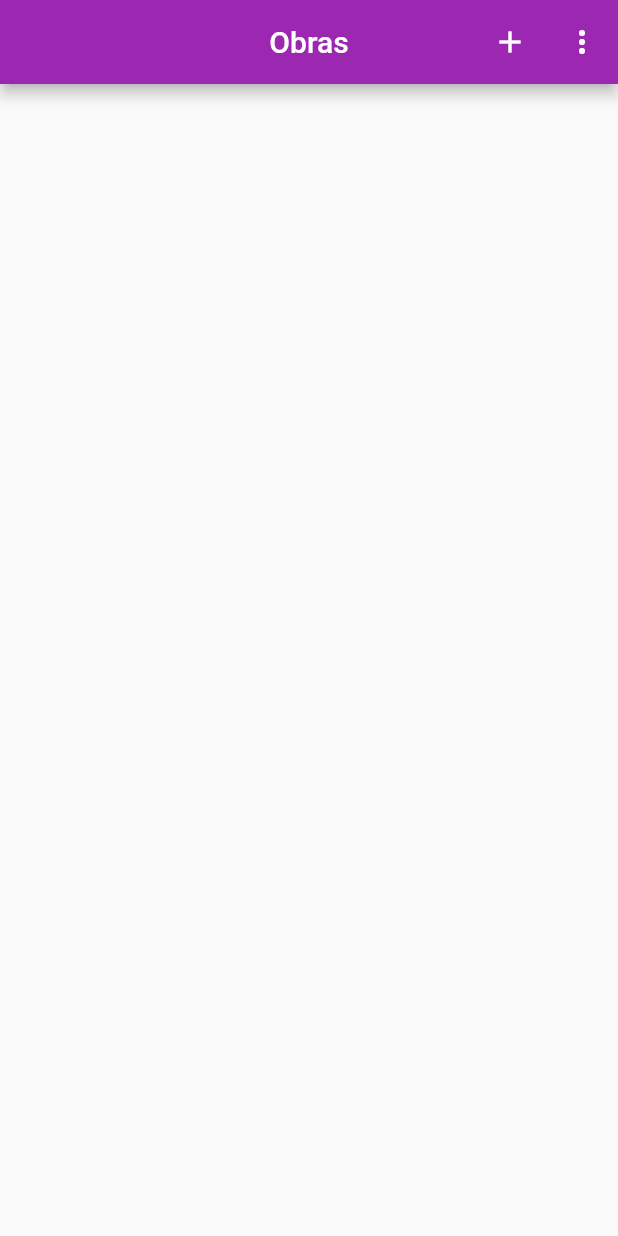
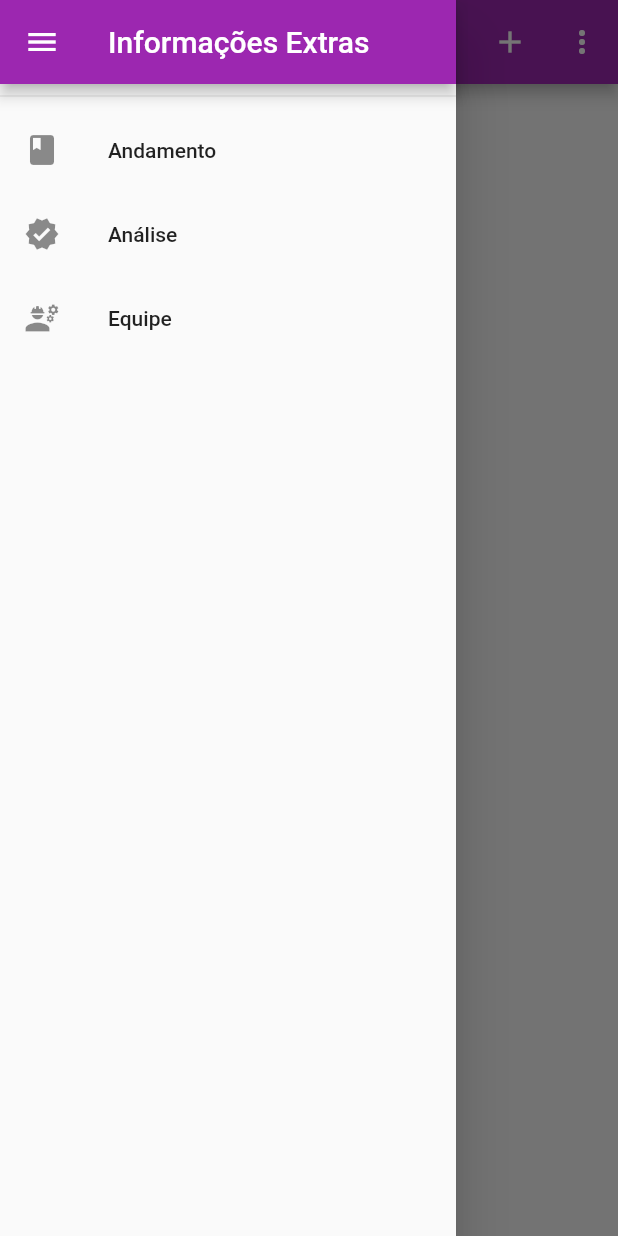
Before and after one commit to JapaProgramadora/quality_control, a Flutter app: the screen it shows after launch, with the side drawer open (before the commit the screen has no drawer), on a phone screen of 412 x 824 dp. Run offline on Flutter 3.47's test engine with Material 2 defaults, Android fonts, the phone set to English and light mode, and no system bars; our stand-ins replace connectivity_plus, shared_preferences, sqflite; accounts and stored records are empty; network calls fail.

Commit message:
versão alpha - 1.3

```diff
--- /dev/null
+++ b/lib/components/app_drawer.dart
@@ -0,0 +1,40 @@
+import 'package:flutter/material.dart';
+
+import '../utils/app_routes.dart';
+
+class AppDrawer extends StatelessWidget {
+
+  const AppDrawer({ Key? key}) : super(key: key);
+
+  @override
+  Widget build(BuildContext context) {
+
+    return Drawer(
+      child: Column(
+        children: [
+          AppBar(
+            title: Text('Informações Extras'),
+          ),
+          const Divider(),
+          ListTile(
+            leading: const Icon(Icons.book_rounded),
+            title: const Text('Andamento'),
+            onTap: () {},
+          ),
+          ListTile(
+            leading: const Icon(Icons.verified),
+            title: const Text('Análise'),
+            onTap: () {},
+          ),
+          ListTile(
+            leading: const Icon(Icons.engineering),
+            title: const Text('Equipe'),
+            onTap: () {
+              Navigator.of(context).pushNamed(AppRoutes.TEAM_FORM);
+            },
+          ),
+        ],
+      ),
+    );
+  }
+}
--- a/lib/components/method_grid.dart
+++ b/lib/components/method_grid.dart
@@ -4,6 +4,7 @@ import '../models/method_list.dart';
 import 'package:flutter/material.dart';
 import 'package:provider/provider.dart';
 
+import '../models/team.dart';
 import 'method_item.dart';
 
 class MethodGrid extends StatefulWidget {
--- a/lib/main.dart
+++ b/lib/main.dart
@@ -6,6 +6,7 @@ import 'package:control/models/item_list.dart';
 import 'package:control/models/location_list.dart';
 import 'package:control/models/method_list.dart';
 import 'package:control/models/obra_list.dart';
+import 'package:control/models/team_list.dart';
 import 'package:control/screens/copy_stage_form.dart';
 import 'package:control/screens/home_screen.dart';
 import 'package:control/screens/item_form.dart';
@@ -17,6 +18,7 @@ import 'package:control/screens/obra_form_screen.dart';
 import 'package:control/screens/obra_stages_screen.dart';
 import 'package:control/screens/stage_form_screen.dart';
 import 'package:control/screens/evaluation_screen.dart';
+import 'package:control/screens/team_form.dart';
 import 'package:control/utils/app_routes.dart';
 import 'package:flutter/material.dart';
 import 'package:provider/provider.dart';
@@ -41,6 +43,7 @@ class MyApp extends StatelessWidget {
         ChangeNotifierProvider(create: (_) => EvaluationList()),
         ChangeNotifierProvider(create: (_) => LocationList()),
         ChangeNotifierProvider(create: (_) => MethodList()),
+        ChangeNotifierProvider(create: (_) => TeamList()),
       ],
       child: MaterialApp(
         title: 'Controle de Qualidade',
@@ -57,6 +60,7 @@ class MyApp extends StatelessWidget {
           AppRoutes.ITEM_FORM_SCREEN: (ctx) => const ItemForm(),
           AppRoutes.METHOD_SCREEN: (ctx) => const MethodScreen(),
           AppRoutes.LOCATION_FORM_SCREEN: (ctx) => const LocationForm(),
+          AppRoutes.TEAM_FORM: (ctx) => const TeamForm(),
           AppRoutes.ALTERNATIVE_STAGE_FORM: (ctx) => const CopyStageForm(),
           AppRoutes.METHOD_FORM_SCREEN: (ctx) => const MethodForm(),
           AppRoutes.VERIFICATION_DISPLAY_SCREEN: (ctx) => const VerificationDisplayScreen(),
--- a/lib/models/item_list.dart
+++ b/lib/models/item_list.dart
@@ -180,9 +180,9 @@ class ItemList with ChangeNotifier {
         body: jsonEncode(
           {
             "item": product.item,
-            "beginningDate": product.beginningDate,
+            "beginningDate": product.beginningDate.toIso8601String(),
             "description": product.description,
-            "endingDate": product.endingDate,
+            "endingDate": product.endingDate.toIso8601String(),
           },
         ),
       );
--- a/lib/models/obra.dart
+++ b/lib/models/obra.dart
@@ -17,6 +17,7 @@ class Obra with ChangeNotifier {
   bool isIncomplete;
   bool isUpdated;
   bool needFirebase;
+
 
   Obra({
     required this.id,
--- /dev/null
+++ b/lib/models/team.dart
@@ -0,0 +1,69 @@
+import 'dart:convert';
+
+import 'package:flutter/material.dart';
+import 'package:http/http.dart' as http;
+import '../utils/constants.dart';
+import '../utils/util.dart';
+
+class Team with ChangeNotifier{
+  String id;
+  String team;
+  bool isUpdated;
+  bool isDeleted;
+  bool needFirebase;
+
+  Team({
+    required this.id,
+    required this.team,
+    this.isDeleted = false,
+    this.isUpdated = false,
+    this.needFirebase = false,
+  });
+
+  factory Team.fromSQLMap(Map<String, dynamic> map) {
+    return Team(
+      id: map['id'] as String,
+      team: map['team'] as String,
+      isUpdated: map['isUpdated'] != null ? checkBool(map['isUpdated']) : true,
+      isDeleted: map['isDeleted'] != null? checkBool(map['isDeleted']) : true,
+      needFirebase: map['needFirebase'] != null? checkBool(map['needFirebase']) : false,
+    );
+  }
+
+
+  void toggleDeleted(){
+    isDeleted = !isDeleted;
+    notifyListeners();
+  }
+
+  Future<void> toggleDeletion() async {
+    try {
+      toggleDeleted();
+
+      final response = await http.patch(
+        Uri.parse('${Constants.TEAM_URL}/$id.json'),
+        body: jsonEncode({"isDeleted": isDeleted}),
+      );
+
+      if (response.statusCode >= 400) {
+        toggleDeleted();
+      }
+    } catch (_) {
+      toggleDeleted();
+    }
+
+    notifyListeners();
+  }
+
+
+  Map<String, dynamic> toMapSQL() {
+    return {
+      'id': id,
+      'team': team,
+      'isUpdated': boolToSql(isUpdated),
+      'isDeleted': boolToSql(isDeleted),
+      'needFirebase': boolToSql(needFirebase),
+    };
+  }
+
+}
--- a/lib/screens/home_screen.dart
+++ b/lib/screens/home_screen.dart
@@ -2,6 +2,7 @@
 
 // ignore_for_file: constant_identifier_names, unused_field
 
+import 'package:control/components/app_drawer.dart';
 import 'package:control/components/obra_grid.dart';
 import 'package:control/models/obra_list.dart';
 import 'package:control/utils/app_routes.dart';
@@ -80,6 +81,7 @@ class _HomeScreenState extends State<HomeScreen> {
           }),
         ],
       ),
+      drawer: const AppDrawer(),
       body: RefreshIndicator(
         onRefresh: () => _refreshObras(context),
         child: ObraGrid(_showDoneOnly,)
--- a/lib/screens/obra_stages_screen.dart
+++ b/lib/screens/obra_stages_screen.dart
@@ -7,6 +7,7 @@ import 'package:flutter/material.dart';
 import 'package:provider/provider.dart';
 
 import '../models/stage_list.dart';
+import '../models/team_list.dart';
 import '../utils/app_routes.dart';
 
 class ObraStagesScreen extends StatefulWidget {
@@ -45,6 +46,7 @@ class _ObraStagesScreenState extends State<ObraStagesScreen> {
         _isLoading = false;
         });
       });
+      Provider.of<TeamList>(context,listen: false,).loadTeams();
   }
 
   // bool _copyStage(BuildContext context) {
--- a/lib/utils/app_routes.dart
+++ b/lib/utils/app_routes.dart
@@ -11,6 +11,7 @@ class AppRoutes {
   static const LOCATION_FORM_SCREEN = '/location-form-screen';
   static const METHOD_FORM_SCREEN = '/method-form-screen';
   static const VERIFICATION_DISPLAY_SCREEN = '/verification-display-screen';
+  static const TEAM_FORM = '/team-form';
   static const ALTERNATIVE_STAGE_FORM = '/alternative-stage-form';
   static const METHOD_SCREEN = '/method-screen';
 }
--- a/lib/utils/constants.dart
+++ b/lib/utils/constants.dart
@@ -13,4 +13,6 @@ class Constants {
     'https://quality-control-c49d8-default-rtdb.firebaseio.com/method';
   static const ERROR_METHOD_URL =
     'https://quality-control-c49d8-default-rtdb.firebaseio.com/error-method';
+  static const TEAM_URL =
+    'https://quality-control-c49d8-default-rtdb.firebaseio.com/team';
 }
--- a/lib/utils/db.dart
+++ b/lib/utils/db.dart
@@ -23,7 +23,7 @@ class DB {
         await sql.deleteDatabase(dbPath);
 
         database = await sql.openDatabase(
-          path.join(dbPath, 'teste48.db'),
+          path.join(dbPath, 'teste51.db'),
           onCreate:  (db, version) async {
             await db.execute('CREATE TABLE IF NOT EXISTS obras(id TEXT PRIMARY KEY, address TEXT, name TEXT, owner TEXT, engineer TEXT, isIncomplete INT, isUpdated INT, isDeleted INT, needFirebase INT)');
             await db.execute('CREATE TABLE IF NOT EXISTS stages (id TEXT PRIMARY KEY, stage TEXT, matchmakingId TEXT, isDeleted INT, isUpdated INT, needFirebase INT )');
@@ -37,9 +37,9 @@ class DB {
       }
       return database;
     }
-
+    //teste51 eh a versao atual da griselda
     database = sql.openDatabase(
-      path.join(dbPath, 'teste48.db'),
+      path.join(dbPath, 'teste52.db'),
       onCreate:  (db, version) async {
         await db.execute('CREATE TABLE obras (id TEXT PRIMARY KEY, address TEXT, name TEXT, owner TEXT, engineer TEXT, isIncomplete INT, isUpdated INT, isDeleted INT, needFirebase INT)');
         await db.execute('CREATE TABLE stages (id TEXT PRIMARY KEY, stage TEXT, matchmakingId TEXT, isDeleted INT, isUpdated INT, needFirebase INT )');
```
Also changed, not shown: lib/components/method_item.dart (+8 -1 lines), lib/models/stage_list.dart (+5 -2 lines), lib/models/team_list.dart (added, +127 -0 lines), lib/screens/evaluation_screen.dart (+40 -42 lines), lib/screens/method_form.dart (+40 -22 lines), lib/screens/method_screen.dart (+14 -6 lines), lib/screens/team_form.dart (added, +145 -0 lines).
